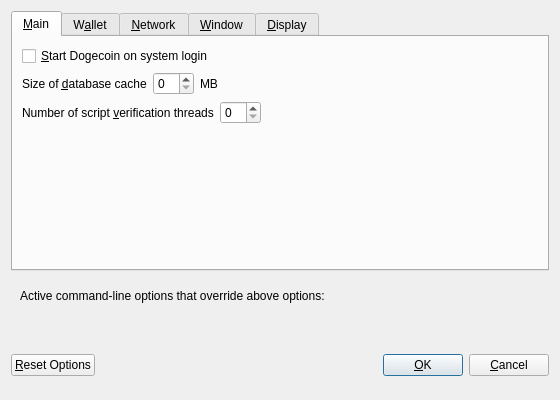
dogecoin/dogecoin, file src/qt/forms/optionsdialog.ui: the form before one commit.
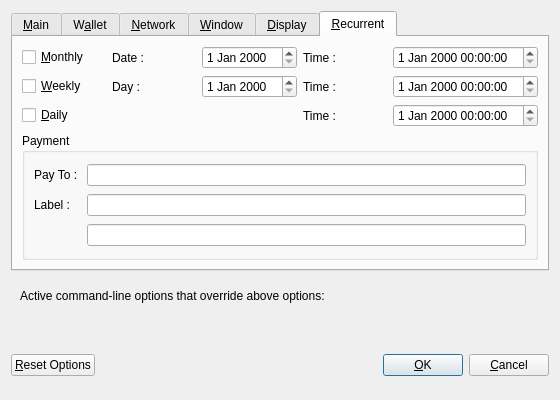
The form after the commit. The open tabs and pages were chosen to show the change. Custom widgets are drawn as their Qt base class.

Commit message: Changelog : [x] option for recurrent payment

The edit to the form file:
```diff
--- a/src/qt/forms/optionsdialog.ui
+++ b/src/qt/forms/optionsdialog.ui
@@ -510,6 +510,175 @@
        </item>
       </layout>
      </widget>
+
+     <!-- Feature 3 - Recurent Payment -->
+    <widget class="QWidget" name="tabRecurrent">
+      <attribute name="title">
+        <string>&amp;Recurrent</string>
+      </attribute>
+      <layout class="QVBoxLayout" name="verticalLayout_Recurrent">
+          
+          <item>
+          <layout class="QGridLayout" name="recurrentGridLayout_2">
+          <!-- <item>
+          <layout class="QHBoxLayout" name="recurrentHLayout_1"> -->
+            <item row="0" column="0">
+              <widget class="QCheckBox" name="monthlyRecurrent">
+                <property name="toolTip">
+                  <string>Activate this option to do monthly recurrent payment</string>
+                </property>
+                <property name="text">
+                  <string>&amp;Monthly</string>
+                </property>
+              </widget>
+            </item>
+            <item row="0" column="1">
+              <widget class="QLabel" name="recurrentDateLabel_monthly">
+                <property name="text">
+                  <string>Date : </string>
+                </property>
+              </widget>
+            </item>
+            <item row="0" column="2">
+              <widget class="QDateEdit" name="recurrentMonthly_value"/>
+            </item>
+            <item row="0" column="3">
+              <widget class="QLabel" name="recurrentTimeLabel_monthly">
+                <property name="text">
+                  <string>Time : </string>
+                </property>
+              </widget>
+            </item>
+            <item row="0" column="4">
+              <widget class="QDateTimeEdit" name="recurrentMonthly_value2"/>
+            </item>
+          <!-- </layout>
+        </item> -->
+
+        <!-- <item>
+          <layout class="QHBoxLayout" name="recurrentHLayout_2"> -->
+            <item row="1" column="0">
+              <widget class="QCheckBox" name="weeklyRecurrent">
+                <property name="toolTip">
+                  <string>Activate this option to do weekly recurrent payment</string>
+                </property>
+                <property name="text">
+                  <string>&amp;Weekly</string>
+                </property>
+              </widget>
+            </item>
+            <item row="1" column="1">
+              <widget class="QLabel" name="recurrentDateLabel_weekly">
+                <property name="text">
+                  <string>Day : </string>
+                </property>
+              </widget>
+            </item>
+            <item row="1" column="2">
+              <widget class="QDateEdit" name="recurrentWeekly_value"/>
+            </item>
+            <item row="1" column="3">
+              <widget class="QLabel" name="recurrentTimeLabel_weekly">
+                <property name="text">
+                  <string>Time : </string>
+                </property>
+              </widget>
+            </item>
+            <item row="1" column="4">
+              <widget class="QDateTimeEdit" name="recurrentWeekly_value2"/>
+            </item>
+          <!-- </layout>
+        </item> -->
+
+        <!-- <item>
+          <layout class="QHBoxLayout" name="recurrentHLayout_3"> -->
+            <item row="2" column="0">
+              <widget class="QCheckBox" name="dailyRecurrent">
+                <property name="toolTip">
+                  <string>Activate this option to do daily recurrent payment</string>
+                </property>
+                <property name="text">
+                  <string>&amp;Daily</string>
+                </property>
+              </widget>
+            </item>
+            <item row="2" column="3">
+              <widget class="QLabel" name="recurrentTimeLabel_daily">
+                <property name="text">
+                  <string>Time : </string>
+                </property>
+              </widget>
+            </item>
+            <item row="2" column="4">
+              <widget class="QDateTimeEdit" name="recurrentDaily_value"/>
+            </item>
+          <!-- </layout>
+        </item> -->
+        </layout>
+        </item>
+
+        <item>
+          <widget class="QGroupBox" name="recurrentGroupBox">
+           <property name="title">
+            <string>Payment</string>
+           </property>
+            
+            <layout class="QGridLayout" name="recurrentGridLayout_2">
+              <!-- <item> -->
+              <!-- <layout class="QHBoxLayout" name="recurrentHLayout_4"> -->
+                <item row="0" column="0">
+                  <widget class="QLabel" name="recurrentPaymentTo">
+                    <property name="text">
+                      <string>Pay To : </string>
+                    </property>
+                  </widget>
+                </item>
+                <item row="0" column="1">
+                  <widget class="QValidatedLineEdit" name="recurrentPaymentTo_value">
+                    <property name="toolTip">
+                      <string>Enter an address for recurrent payment</string>
+                    </property>
+                  </widget>
+                </item>
+              <!-- </layout>  -->
+              <!-- </item> -->
+
+              <!-- <item> -->
+              <!-- <layout class="QHBoxLayout" name="recurrentHLayout_5"> -->
+                <item row="1" column="0">
+                  <widget class="QLabel" name="recurrentPaymentLabel">
+                    <property name="text">
+                      <string>Label : </string>
+                    </property>
+                  </widget>
+                </item>
+                <item row="1" column="1">
+                  <widget class="QValidatedLineEdit" name="recurrentPaymentLabel_value">
+                    <property name="toolTip">
+                      <string>Enter a label for this address for recurrent payment</string>
+                    </property>
+                  </widget>
+                </item>
+              <!-- </layout> -->
+              <!-- </item> -->
+
+              <!-- <item> -->
+              <!-- <layout class="QHBoxLayout" name="recurrentHLayout_6"> -->
+                <item row="2" column="1">
+                  <widget class="BitcoinAmountField" name="recurrentTransactionAmount"/>
+                </item>
+              <!-- </layout>  -->
+              <!-- </item> -->
+
+            </layout>
+
+          </widget>
+        </item>        
+
+      </layout>
+     </widget>
+     <!-- End of Feature 3 - Recurrent Payment -->
+
     </widget>
    </item>
    <item>
```
The commit also changes 4 other files.
